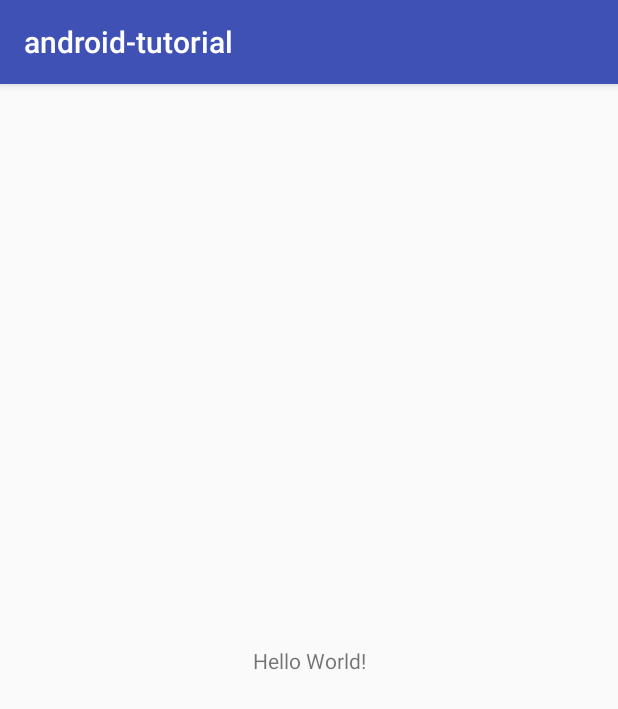
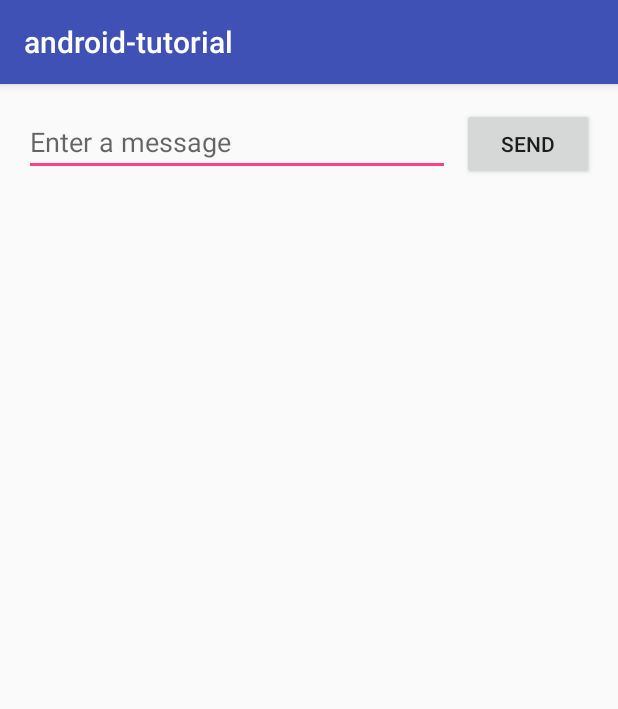
Before and after one commit to seunghyukcho/android-tutorial, an Android app: the screen it shows after launch (MainActivity), on a phone screen of 412 x 824 dp. Shown: the top 709 px of the screen. Run offline under Robolectric (Android 15) with nearby library versions, the phone set to English and light mode, and no system bars.

Commit message:
EditText 및 Button 추가 및 설정

```diff
--- a/app/src/main/res/layout/activity_main.xml
+++ b/app/src/main/res/layout/activity_main.xml
@@ -6,13 +6,36 @@
     android:layout_height="match_parent"
     tools:context=".MainActivity">
 
-    <TextView
+    <Button
+        android:id="@+id/button"
         android:layout_width="wrap_content"
         android:layout_height="wrap_content"
-        android:text="Hello World!"
-        app:layout_constraintBottom_toBottomOf="parent"
-        app:layout_constraintLeft_toLeftOf="parent"
-        app:layout_constraintRight_toRightOf="parent"
+        android:layout_marginEnd="16dp"
+        android:layout_marginStart="8dp"
+        android:text="@string/button_send"
+        app:layout_constraintBaseline_toBaselineOf="@+id/editText"
+        app:layout_constraintEnd_toEndOf="parent"
+        app:layout_constraintHorizontal_bias="0.5"
+        app:layout_constraintStart_toEndOf="@+id/editText" />
+
+    <android.support.constraint.Guideline
+        android:id="@+id/guideline"
+        android:layout_width="wrap_content"
+        android:layout_height="wrap_content"
+        android:orientation="horizontal"
+        app:layout_constraintGuide_begin="20dp" />
+
+    <EditText
+        android:id="@+id/editText"
+        android:layout_width="0dp"
+        android:layout_height="wrap_content"
+        android:layout_marginStart="16dp"
+        android:layout_marginTop="16dp"
+        android:ems="10"
+        android:hint="@string/edit_message"
+        android:inputType="textPersonName"
+        app:layout_constraintEnd_toStartOf="@+id/button"
+        app:layout_constraintHorizontal_bias="0.5"
+        app:layout_constraintStart_toStartOf="parent"
         app:layout_constraintTop_toTopOf="parent" />
-
 </android.support.constraint.ConstraintLayout>
--- a/app/src/main/res/values/strings.xml
+++ b/app/src/main/res/values/strings.xml
@@ -1,3 +1,5 @@
 <resources>
     <string name="app_name">android-tutorial</string>
+    <string name="edit_message">Enter a message</string>
+    <string name="button_send">Send</string>
 </resources>
```
